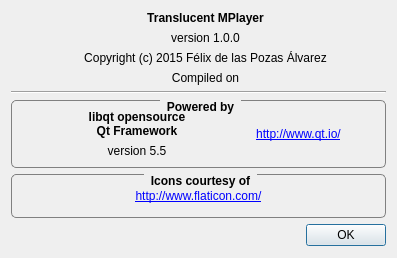
Before: the Qt Designer form AboutDialog.ui in FelixdelasPozas/TranslucentMPlayer, drawn with Qt 5.
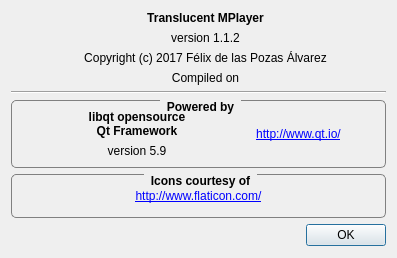
After: the same form once the commit is applied. Icons and pictures are not drawn.

Patch:
```diff
--- a/AboutDialog.ui
+++ b/AboutDialog.ui
@@ -90,7 +90,7 @@
          <item>
           <widget class="QLabel" name="m_version">
            <property name="text">
-            <string>version 1.0.0</string>
+            <string>version 1.1.2</string>
            </property>
            <property name="alignment">
             <set>Qt::AlignCenter</set>
@@ -100,7 +100,7 @@
          <item>
           <widget class="QLabel" name="label_4">
            <property name="text">
-            <string>Copyright (c) 2015 Félix de las Pozas Álvarez</string>
+            <string>Copyright (c) 2017 Félix de las Pozas Álvarez</string>
            </property>
            <property name="alignment">
             <set>Qt::AlignCenter</set>
@@ -218,7 +218,7 @@
             <item>
              <widget class="QLabel" name="label_27">
               <property name="text">
-               <string>version 5.5</string>
+               <string>version 5.9</string>
               </property>
               <property name="alignment">
                <set>Qt::AlignCenter</set>
```
